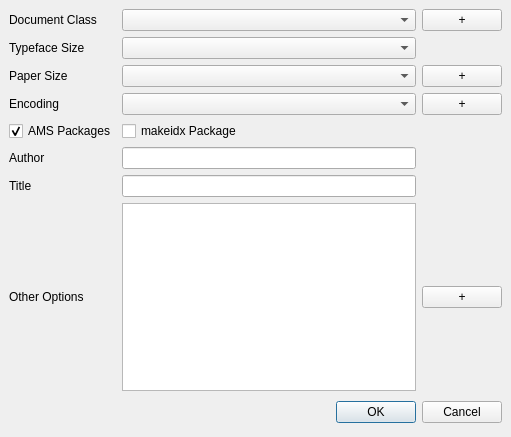
Above: quickdocumentdialog.ui from srazi/bidiTeXmaker before the change. Below: the same form after it.
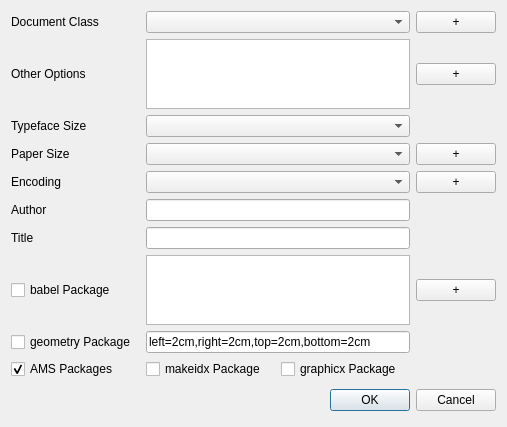
That is the form after the change.

Patch:
```diff
--- a/quickdocumentdialog.ui
+++ b/quickdocumentdialog.ui
@@ -6,48 +6,13 @@
    <rect>
     <x>0</x>
     <y>0</y>
-    <width>511</width>
-    <height>437</height>
+    <width>507</width>
+    <height>418</height>
    </rect>
   </property>
-  <layout class="QGridLayout">
-   <property name="margin">
-    <number>9</number>
-   </property>
-   <property name="spacing">
-    <number>6</number>
-   </property>
+  <layout class="QGridLayout" name="gridLayout_2">
    <item row="0" column="0">
-    <layout class="QGridLayout">
-     <property name="margin">
-      <number>0</number>
-     </property>
-     <property name="spacing">
-      <number>6</number>
-     </property>
-     <item row="5" column="0">
-      <widget class="QLabel" name="labelAuthor">
-       <property name="sizePolicy">
-        <sizepolicy hsizetype="Minimum" vsizetype="Minimum">
-         <horstretch>0</horstretch>
-         <verstretch>0</verstretch>
-        </sizepolicy>
-       </property>
-       <property name="text">
-        <string>Author</string>
-       </property>
-      </widget>
-     </item>
-     <item row="7" column="2">
-      <widget class="QPushButton" name="pushButtonOptions">
-       <property name="text">
-        <string>+</string>
-       </property>
-      </widget>
-     </item>
-     <item row="2" column="1">
-      <widget class="QComboBox" name="comboBoxPaper"/>
-     </item>
+    <layout class="QGridLayout" name="gridLayout">
      <item row="0" column="0">
       <widget class="QLabel" name="labelClass">
        <property name="sizePolicy">
@@ -61,19 +26,141 @@
        </property>
       </widget>
      </item>
-     <item row="5" column="1">
-      <widget class="QLineEdit" name="lineEditAuthor"/>
+     <item row="0" column="1" colspan="2">
+      <widget class="QComboBox" name="comboBoxClass"/>
      </item>
-     <item row="0" column="2">
+     <item row="0" column="3">
       <widget class="QPushButton" name="pushButtonClass">
+       <property name="sizePolicy">
+        <sizepolicy hsizetype="Fixed" vsizetype="Fixed">
+         <horstretch>0</horstretch>
+         <verstretch>0</verstretch>
+        </sizepolicy>
+       </property>
        <property name="text">
         <string>+</string>
        </property>
       </widget>
      </item>
-     <item row="1" column="1">
+     <item row="1" column="0">
+      <widget class="QLabel" name="labelOptions">
+       <property name="sizePolicy">
+        <sizepolicy hsizetype="Minimum" vsizetype="Minimum">
+         <horstretch>0</horstretch>
+         <verstretch>0</verstretch>
+        </sizepolicy>
+       </property>
+       <property name="text">
+        <string>Other Options</string>
+       </property>
+      </widget>
+     </item>
+     <item row="1" column="1" colspan="2">
+      <widget class="QListWidget" name="listWidgetOptions"/>
+     </item>
+     <item row="1" column="3">
+      <widget class="QPushButton" name="pushButtonOptions">
+       <property name="sizePolicy">
+        <sizepolicy hsizetype="Fixed" vsizetype="Fixed">
+         <horstretch>0</horstretch>
+         <verstretch>0</verstretch>
+        </sizepolicy>
+       </property>
+       <property name="text">
+        <string>+</string>
+       </property>
+      </widget>
+     </item>
+     <item row="2" column="0">
+      <widget class="QLabel" name="labelSize">
+       <property name="sizePolicy">
+        <sizepolicy hsizetype="Minimum" vsizetype="Minimum">
+         <horstretch>0</horstretch>
+         <verstretch>0</verstretch>
+        </sizepolicy>
+       </property>
+       <property name="text">
+        <string>Typeface Size</string>
+       </property>
+      </widget>
+     </item>
+     <item row="2" column="1" colspan="2">
       <widget class="QComboBox" name="comboBoxSize"/>
      </item>
+     <item row="3" column="0">
+      <widget class="QLabel" name="labelPaper">
+       <property name="sizePolicy">
+        <sizepolicy hsizetype="Minimum" vsizetype="Minimum">
+         <horstretch>0</horstretch>
+         <verstretch>0</verstretch>
+        </sizepolicy>
+       </property>
+       <property name="text">
+        <string>Paper Size</string>
+       </property>
+      </widget>
+     </item>
+     <item row="3" column="1" colspan="2">
+      <widget class="QComboBox" name="comboBoxPaper"/>
+     </item>
+     <item row="3" column="3">
+      <widget class="QPushButton" name="pushButtonPaper">
+       <property name="sizePolicy">
+        <sizepolicy hsizetype="Fixed" vsizetype="Fixed">
+         <horstretch>0</horstretch>
+         <verstretch>0</verstretch>
+        </sizepolicy>
+       </property>
+       <property name="text">
+        <string>+</string>
+       </property>
+      </widget>
+     </item>
+     <item row="4" column="0">
+      <widget class="QLabel" name="labelEncoding">
+       <property name="sizePolicy">
+        <sizepolicy hsizetype="Minimum" vsizetype="Minimum">
+         <horstretch>0</horstretch>
+         <verstretch>0</verstretch>
+        </sizepolicy>
+       </property>
+       <property name="text">
+        <string>Encoding</string>
+       </property>
+      </widget>
+     </item>
+     <item row="4" column="1" colspan="2">
+      <widget class="QComboBox" name="comboBoxEncoding"/>
+     </item>
+     <item row="4" column="3">
+      <widget class="QPushButton" name="pushButtonEncoding">
+       <property name="sizePolicy">
+        <sizepolicy hsizetype="Fixed" vsizetype="Fixed">
+         <horstretch>0</horstretch>
+         <verstretch>0</verstretch>
+        </sizepolicy>
+       </property>
+       <property name="text">
+        <string>+</string>
+       </property>
+      </widget>
+     </item>
+     <item row="5" column="0">
+      <widget class="QLabel" name="labelAuthor">
+       <property name="sizePolicy">
+        <sizepolicy hsizetype="Minimum" vsizetype="Minimum">
+         <horstretch>0</horstretch>
+         <verstretch>0</verstretch>
+        </sizepolicy>
+       </property>
+       <property name="text">
+        <string>Author</string>
+       </property>
+      </widget>
+     </item>
+     <item row="5" column="1" colspan="2">
+      <widget class="QLineEdit" name="lineEditAuthor"/>
+     </item>
      <item row="6" column="0">
       <widget class="QLabel" name="labelTitle">
        <property name="sizePolicy">
@@ -87,7 +174,47 @@
        </property>
       </widget>
      </item>
-     <item row="4" column="0">
+     <item row="6" column="1" colspan="2">
+      <widget class="QLineEdit" name="lineEditTitle"/>
+     </item>
+     <item row="7" column="0">
+      <widget class="QCheckBox" name="checkBoxBabel">
+       <property name="text">
+        <string>babel Package</string>
+       </property>
+      </widget>
+     </item>
+     <item row="7" column="1" colspan="2">
+      <widget class="QListWidget" name="listWidgetBabel"/>
+     </item>
+     <item row="7" column="3">
+      <widget class="QPushButton" name="pushButtonBabel">
+       <property name="sizePolicy">
+        <sizepolicy hsizetype="Fixed" vsizetype="Fixed">
+         <horstretch>0</horstretch>
+         <verstretch>0</verstretch>
+        </sizepolicy>
+       </property>
+       <property name="text">
+        <string>+</string>
+       </property>
+      </widget>
+     </item>
+     <item row="8" column="0">
+      <widget class="QCheckBox" name="checkBoxGeometry">
+       <property name="text">
+        <string>geometry Package</string>
+       </property>
+      </widget>
+     </item>
+     <item row="8" column="1" colspan="2">
+      <widget class="QLineEdit" name="lineEditGeometry">
+       <property name="text">
+        <string>left=2cm,right=2cm,top=2cm,bottom=2cm</string>
+       </property>
+      </widget>
+     </item>
+     <item row="9" column="0">
       <widget class="QCheckBox" name="checkBoxAMS">
        <property name="text">
         <string>AMS Packages</string>
@@ -97,88 +224,17 @@
        </property>
       </widget>
      </item>
-     <item row="3" column="2">
-      <widget class="QPushButton" name="pushButtonEncoding">
-       <property name="text">
-        <string>+</string>
-       </property>
-      </widget>
-     </item>
-     <item row="0" column="1">
-      <widget class="QComboBox" name="comboBoxClass"/>
-     </item>
-     <item row="1" column="0">
-      <widget class="QLabel" name="labelSize">
-       <property name="sizePolicy">
-        <sizepolicy hsizetype="Minimum" vsizetype="Minimum">
-         <horstretch>0</horstretch>
-         <verstretch>0</verstretch>
-        </sizepolicy>
-       </property>
-       <property name="text">
-        <string>Typeface Size</string>
-       </property>
-      </widget>
-     </item>
-     <item row="6" column="1">
-      <widget class="QLineEdit" name="lineEditTitle"/>
-     </item>
-     <item row="2" column="0">
-      <widget class="QLabel" name="labelPaper">
-       <property name="sizePolicy">
-        <sizepolicy hsizetype="Minimum" vsizetype="Minimum">
-         <horstretch>0</horstretch>
-         <verstretch>0</verstretch>
-        </sizepolicy>
-       </property>
-       <property name="text">
-        <string>Paper Size</string>
-       </property>
-      </widget>
-     </item>
-     <item row="7" column="0">
-      <widget class="QLabel" name="labelOptions">
-       <property name="sizePolicy">
-        <sizepolicy hsizetype="Minimum" vsizetype="Minimum">
-         <horstretch>0</horstretch>
-         <verstretch>0</verstretch>
-        </sizepolicy>
-       </property>
-       <property name="text">
-        <string>Other Options</string>
-       </property>
-      </widget>
-     </item>
-     <item row="7" column="1">
-      <widget class="QListWidget" name="listWidgetOptions"/>
-     </item>
-     <item row="3" column="0">
-      <widget class="QLabel" name="labelEncoding">
-       <property name="sizePolicy">
-        <sizepolicy hsizetype="Minimum" vsizetype="Minimum">
-         <horstretch>0</horstretch>
-         <verstretch>0</verstretch>
-        </sizepolicy>
-       </property>
-       <property name="text">
-        <string>Encoding</string>
-       </property>
-      </widget>
-     </item>
-     <item row="4" column="1">
+     <item row="9" column="1">
       <widget class="QCheckBox" name="checkBoxIDX">
        <property name="text">
         <string>makeidx Package</string>
        </property>
       </widget>
      </item>
-     <item row="3" column="1">
-      <widget class="QComboBox" name="comboBoxEncoding"/>
-     </item>
-     <item row="2" column="2">
-      <widget class="QPushButton" name="pushButtonPaper">
+     <item row="9" column="2">
+      <widget class="QCheckBox" name="checkBoxGraphicx">
        <property name="text">
-        <string>+</string>
+        <string>graphicx Package</string>
        </property>
       </widget>
      </item>
```
Left out of the diff: 48 changed lines with no effect on the pictures.
